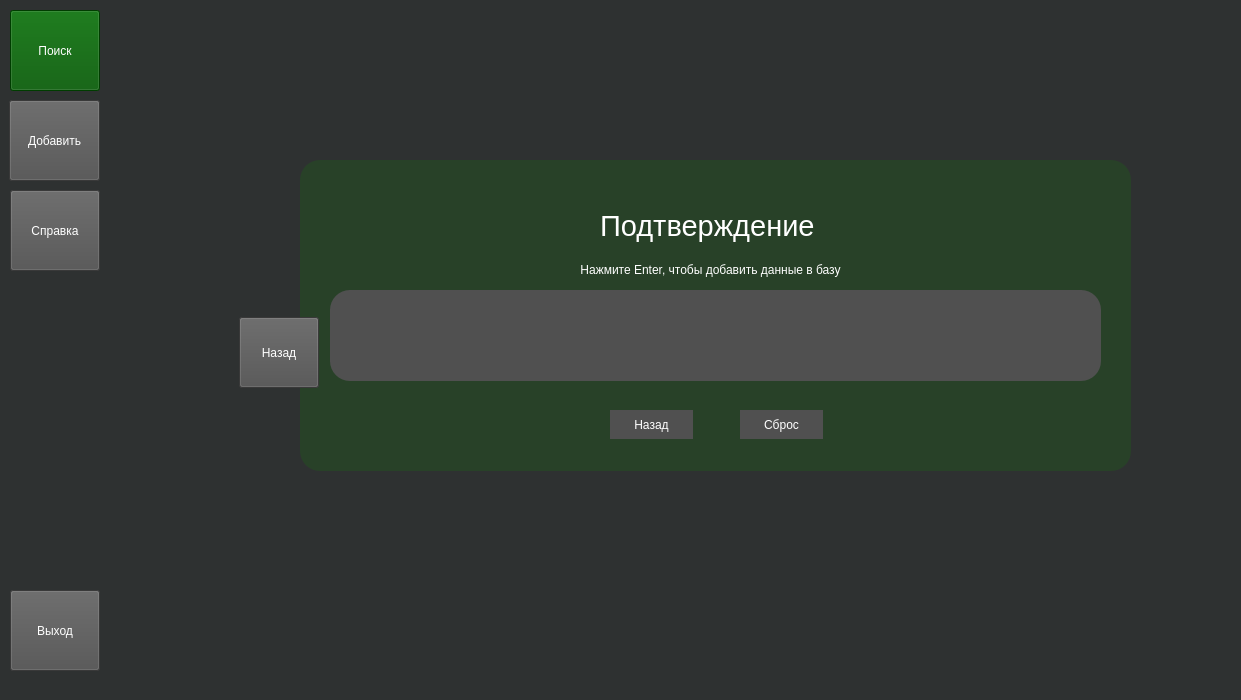
Before: the Qt Designer form carwashui.ui in silveoo/carwashui, drawn with Qt 5.
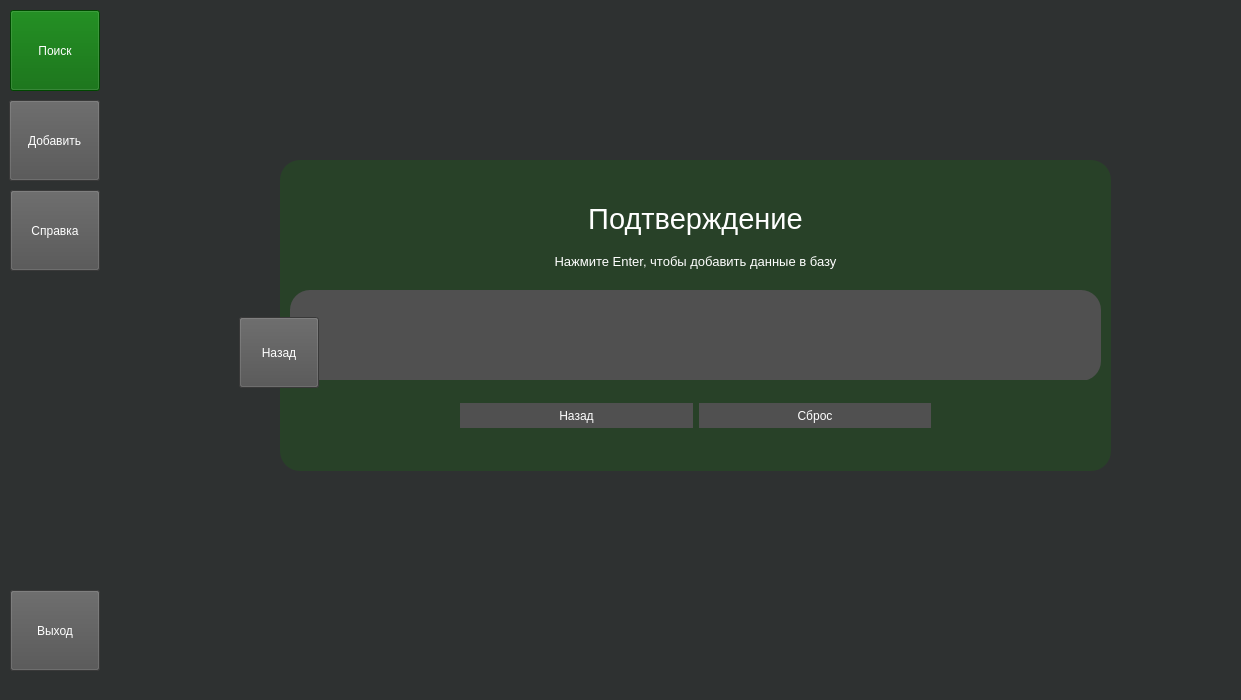
After: the same form once the commit is applied. The open tabs and pages were chosen to show the change.

What changed in the file:
```diff
--- a/carwashui.ui
+++ b/carwashui.ui
@@ -1460,7 +1460,7 @@
        <widget class="QFrame" name="frame">
         <property name="geometry">
          <rect>
-          <x>40</x>
+          <x>20</x>
           <y>10</y>
           <width>831</width>
           <height>311</height>
@@ -1478,30 +1478,12 @@
         <property name="frameShadow">
          <enum>QFrame::Raised</enum>
         </property>
-        <widget class="QLabel" name="label_10">
-         <property name="geometry">
-          <rect>
-           <x>300</x>
-           <y>30</y>
-           <width>281</width>
-           <height>71</height>
-          </rect>
-         </property>
-         <property name="font">
-          <font>
-           <pointsize>22</pointsize>
-          </font>
-         </property>
-         <property name="text">
-          <string>Подтверждение</string>
-         </property>
-        </widget>
         <widget class="QTableWidget" name="tableAdding">
          <property name="geometry">
           <rect>
-           <x>30</x>
+           <x>10</x>
            <y>130</y>
-           <width>771</width>
+           <width>811</width>
            <height>91</height>
           </rect>
          </property>
@@ -1802,55 +1784,131 @@
           <bool>false</bool>
          </attribute>
         </widget>
-        <widget class="QLabel" name="label_11">
+        <widget class="QWidget" name="horizontalLayoutWidget">
          <property name="geometry">
           <rect>
-           <x>210</x>
-           <y>100</y>
-           <width>401</width>
-           <height>20</height>
+           <x>0</x>
+           <y>220</y>
+           <width>831</width>
+           <height>71</height>
           </rect>
          </property>
-         <property name="text">
-          <string>Нажмите Enter, чтобы добавить данные в базу</string>
-         </property>
-         <property name="alignment">
-          <set>Qt::AlignCenter</set>
-         </property>
-        </widget>
-        <widget class="QPushButton" name="pushButton_2">
-         <property name="geometry">
-          <rect>
-           <x>440</x>
-           <y>250</y>
-           <width>83</width>
-           <height>29</height>
-          </rect>
-         </property>
-         <property name="styleSheet">
-          <string notr="true">color: rgb(255, 255, 255);
+         <layout class="QHBoxLayout" name="horizontalLayout">
+          <item>
+           <spacer name="horizontalSpacer">
+            <property name="orientation">
+             <enum>Qt::Horizontal</enum>
+            </property>
+            <property name="sizeType">
+             <enum>QSizePolicy::Fixed</enum>
+            </property>
+            <property name="sizeHint" stdset="0">
+             <size>
+              <width>180</width>
+              <height>20</height>
+             </size>
+            </property>
+           </spacer>
+          </item>
+          <item>
+           <widget class="QPushButton" name="pushButton_3">
+            <property name="minimumSize">
+             <size>
+              <width>0</width>
+              <height>25</height>
+             </size>
+            </property>
+            <property name="styleSheet">
+             <string notr="true">color: rgb(255, 255, 255);
 background-color: rgb(80, 80, 80);</string>
-         </property>
-         <property name="text">
-          <string>Сброс</string>
-         </property>
+            </property>
+            <property name="text">
+             <string>Назад</string>
+            </property>
+           </widget>
+          </item>
+          <item>
+           <widget class="QPushButton" name="pushButton_2">
+            <property name="minimumSize">
+             <size>
+              <width>20</width>
+              <height>25</height>
+             </size>
+            </property>
+            <property name="styleSheet">
+             <string notr="true">color: rgb(255, 255, 255);
+background-color: rgb(80, 80, 80);</string>
+            </property>
+            <property name="text">
+             <string>Сброс</string>
+            </property>
+           </widget>
+          </item>
+          <item>
+           <spacer name="horizontalSpacer_2">
+            <property name="orientation">
+             <enum>Qt::Horizontal</enum>
+            </property>
+            <property name="sizeType">
+             <enum>QSizePolicy::Fixed</enum>
+            </property>
+            <property name="sizeHint" stdset="0">
+             <size>
+              <width>180</width>
+              <height>20</height>
+             </size>
+            </property>
+           </spacer>
+          </item>
+         </layout>
         </widget>
-        <widget class="QPushButton" name="pushButton_3">
+        <widget class="QWidget" name="verticalLayoutWidget">
          <property name="geometry">
           <rect>
-           <x>310</x>
-           <y>250</y>
-           <width>83</width>
-           <height>29</height>
+           <x>0</x>
+           <y>40</y>
+           <width>831</width>
+           <height>80</height>
           </rect>
          </property>
-         <property name="styleSheet">
-          <string notr="true">color: rgb(255, 255, 255);
-background-color: rgb(80, 80, 80);</string>
-         </property>
-         <property name="text">
-          <string>Назад</string>
-         </property>
+         <layout class="QVBoxLayout" name="verticalLayout">
+          <item>
+           <widget class="QLabel" name="label_10">
+            <property name="font">
+             <font>
+              <pointsize>22</pointsize>
+             </font>
+            </property>
+            <property name="layoutDirection">
+             <enum>Qt::LeftToRight</enum>
+            </property>
+            <property name="frameShape">
+             <enum>QFrame::NoFrame</enum>
+            </property>
+            <property name="text">
+             <string>Подтверждение</string>
+            </property>
+            <property name="alignment">
+             <set>Qt::AlignCenter</set>
+            </property>
+           </widget>
+          </item>
+          <item>
+           <widget class="QLabel" name="label_11">
+            <property name="font">
+             <font>
+              <pointsize>10</pointsize>
+             </font>
+            </property>
+            <property name="text">
+             <string>Нажмите Enter, чтобы добавить данные в базу</string>
+            </property>
+            <property name="alignment">
+             <set>Qt::AlignCenter</set>
+            </property>
+           </widget>
+          </item>
+         </layout>
         </widget>
        </widget>
       </widget>
@@ -1944,7 +2002,7 @@
     </property>
     <property name="styleSheet">
      <string notr="true">color: rgb(255, 255, 255);
-background-color: rgb(0, 85, 0);
+background-color: darkGreen;
 
 </string>
     </property>
```
